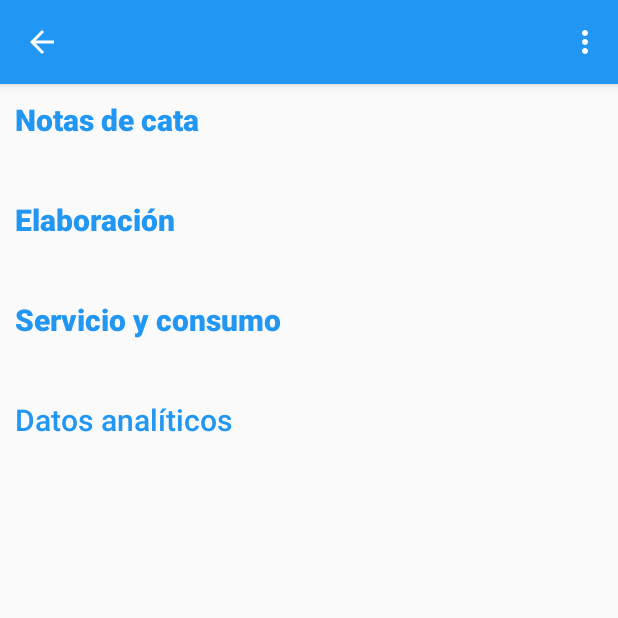
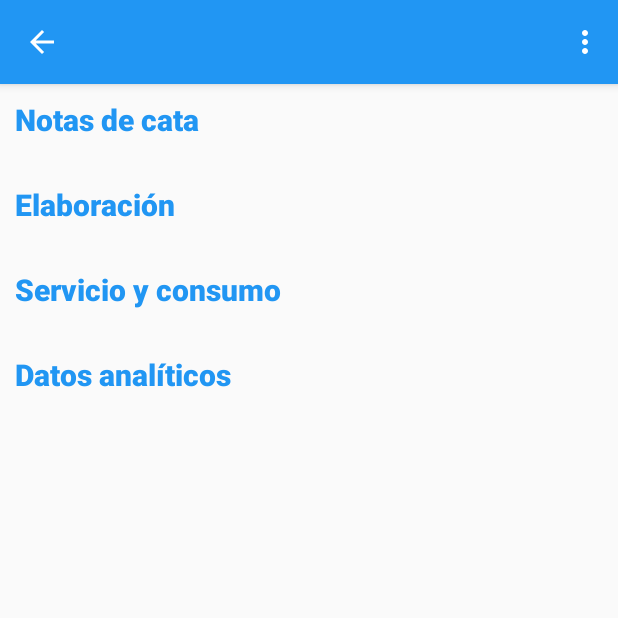
Before and after one commit to Pgl8/GuiaJerez, an Android app: the InfoVinosActivity screen opened directly, with no data from a screen before it, on a phone screen of 412 x 824 dp, the top half of it. Run offline under Robolectric (Android 15) with nearby library versions, the phone set to English and light mode, and no system bars; 1 statement that could not run was skipped.

Commit message:
Cambios referentes a POO y UI

```diff
--- a/app/src/main/java/com/pgl8/guajerez/Vino.java
+++ b/app/src/main/java/com/pgl8/guajerez/Vino.java
@@ -10,7 +10,7 @@ public class Vino {
     private String mConsumo;
 
     //constructor por defecto
-    public Vino(String notasCata, String parametros, String elaboracion, String consumo) {
+    public Vino(String notasCata, String elaboracion, String consumo, String parametros) {
         this.mNotasCata = notasCata;
         this.mParametros = parametros;
         this.mElaboracion = elaboracion;
--- a/app/src/main/res/layout/activity_info_vinos.xml
+++ b/app/src/main/res/layout/activity_info_vinos.xml
@@ -52,9 +52,10 @@
             <TableRow
                 android:layout_width="200dp"
                 android:layout_height="fill_parent"
-                android:padding="10sp">
+                android:paddingLeft="10dp"
+                android:paddingBottom="10dp">
 
-                <TextView
+            <TextView
                     android:id="@+id/textView3"
                     android:layout_width="190dp"
                     android:layout_height="wrap_content"
@@ -83,9 +84,10 @@
             <TableRow
                 android:layout_width="fill_parent"
                 android:layout_height="fill_parent"
-                android:padding="10sp">
+                android:paddingLeft="10dp"
+                android:paddingBottom="10dp">
 
-                <TextView
+            <TextView
                     android:id="@+id/textView5"
                     android:layout_width="190dp"
                     android:layout_height="wrap_content"
@@ -114,9 +116,10 @@
             <TableRow
                 android:layout_width="fill_parent"
                 android:layout_height="fill_parent"
-                android:padding="10sp">
+                android:paddingLeft="10dp"
+                android:paddingBottom="10dp">
 
-                <TextView
+            <TextView
                     android:id="@+id/textView7"
                     android:layout_width="190dp"
                     android:layout_height="wrap_content"
@@ -138,15 +141,16 @@
                     android:text="Datos analíticos"
                     android:textSize="20sp"
                     android:textColor="@color/primaryColor"
-                    android:fontFamily="sans-serif-medium"/>
+                    android:fontFamily="sans-serif-medium"
+                    android:textStyle="bold"/>
             </TableRow>
 
             <TableRow
                 android:layout_width="fill_parent"
                 android:layout_height="fill_parent"
-                android:padding="10sp">
+                android:paddingLeft="10dp">
 
-                <TextView
+            <TextView
                     android:id="@+id/textView9"
                     android:layout_width="200dp"
                     android:layout_height="wrap_content"
```
Also changed, not shown: app/src/main/java/com/pgl8/guajerez/InfoVinosActivity.java (+8 -7 lines).
